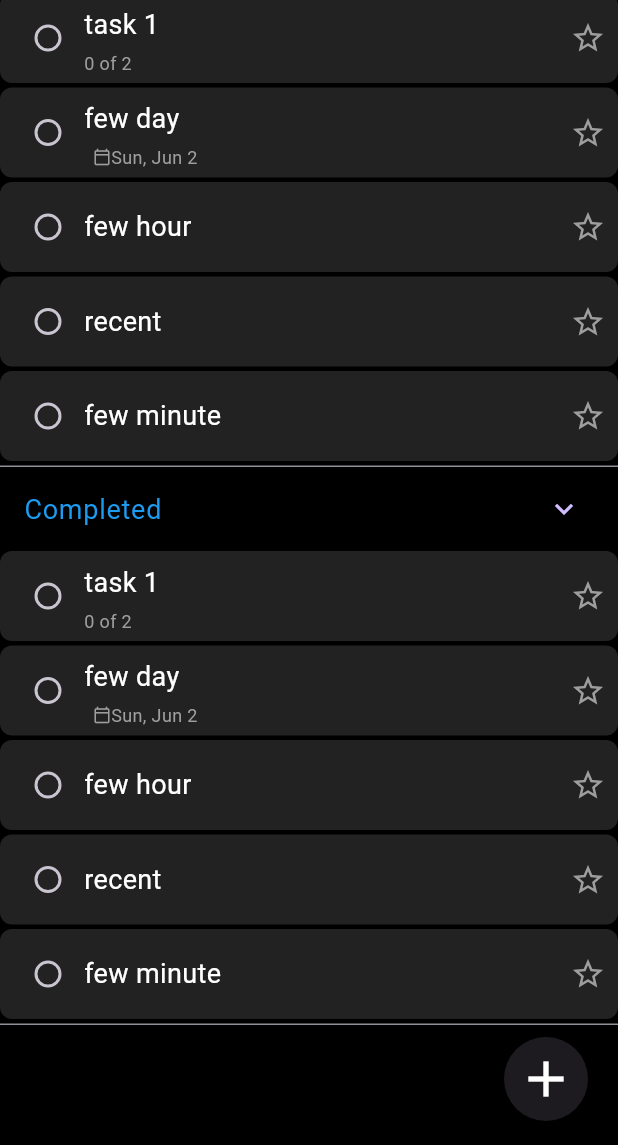
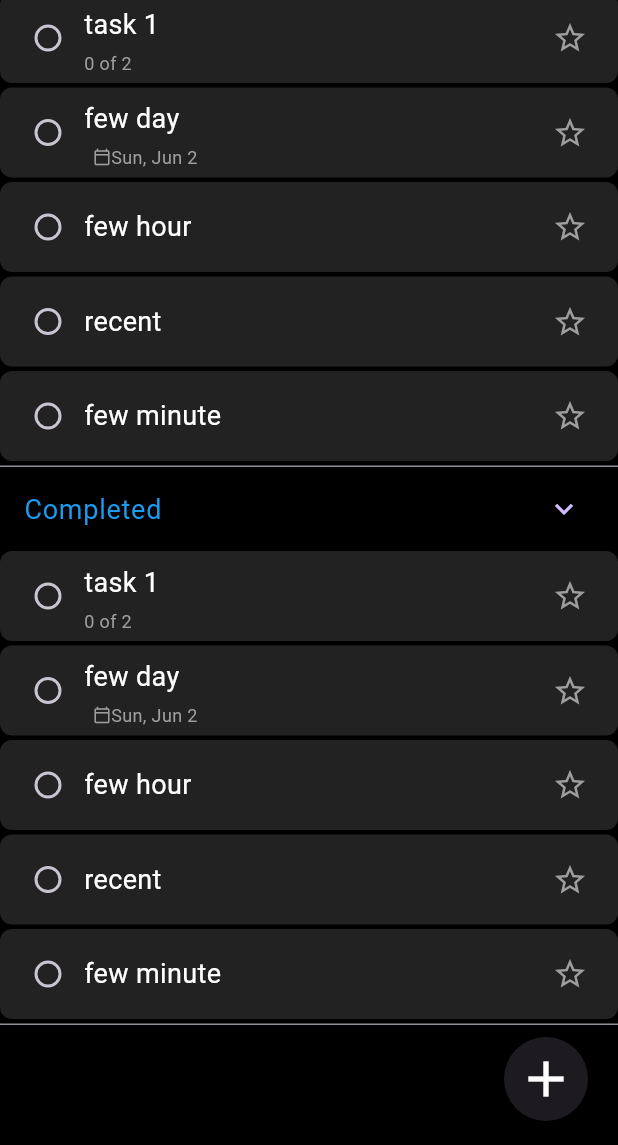
Before and after one commit to quangkyzzz/todo-app, a Flutter app: the TaskListPage screen opened by its route, on a phone screen of 412 x 824 dp, the part 91-1236 px from its top. Run offline on Flutter 3.47's test engine with Material 3 defaults, Android fonts, the phone set to English and light mode, and no system bars.

Commit message:
minor ui fix

```diff
--- a/lib/presentation/items/task_list_item.dart
+++ b/lib/presentation/items/task_list_item.dart
@@ -121,13 +121,16 @@ class _TaskListItemState extends State<TaskListItem> {
                     ],
                   ),
             const Spacer(),
-            GestureDetector(
-              onTap: () {
+            Material(
+              color: Colors.transparent,
+              shape: const CircleBorder(),
+              child: IconButton(
+                onPressed: () {
                   setState(() {
                     isImportant = !isImportant;
                   });
                 },
-              child: (isImportant)
+                icon: (isImportant)
                     ? const Icon(
                         Icons.star,
                         color: MyTheme.blueColor,
@@ -135,6 +138,7 @@ class _TaskListItemState extends State<TaskListItem> {
                     : const Icon(
                         Icons.star_border_outlined,
                         color: MyTheme.greyColor,
+                      ),
               ),
             ),
           ],
--- a/lib/presentation/task/task_page/task_page_bottom_navigation.dart
+++ b/lib/presentation/task/task_page/task_page_bottom_navigation.dart
@@ -24,8 +24,6 @@ class TaskPageBottomNavigation extends StatelessWidget {
   @override
   Widget build(BuildContext context) {
     Duration diffTime = DateTime.now().difference(task.createDate);
-
-    print(diffTime);
     return Container(
       padding: const EdgeInsets.only(left: 8, right: 8, bottom: 12),
       decoration: const BoxDecoration(
```
Lines whose indentation alone changed are shown as unchanged.
